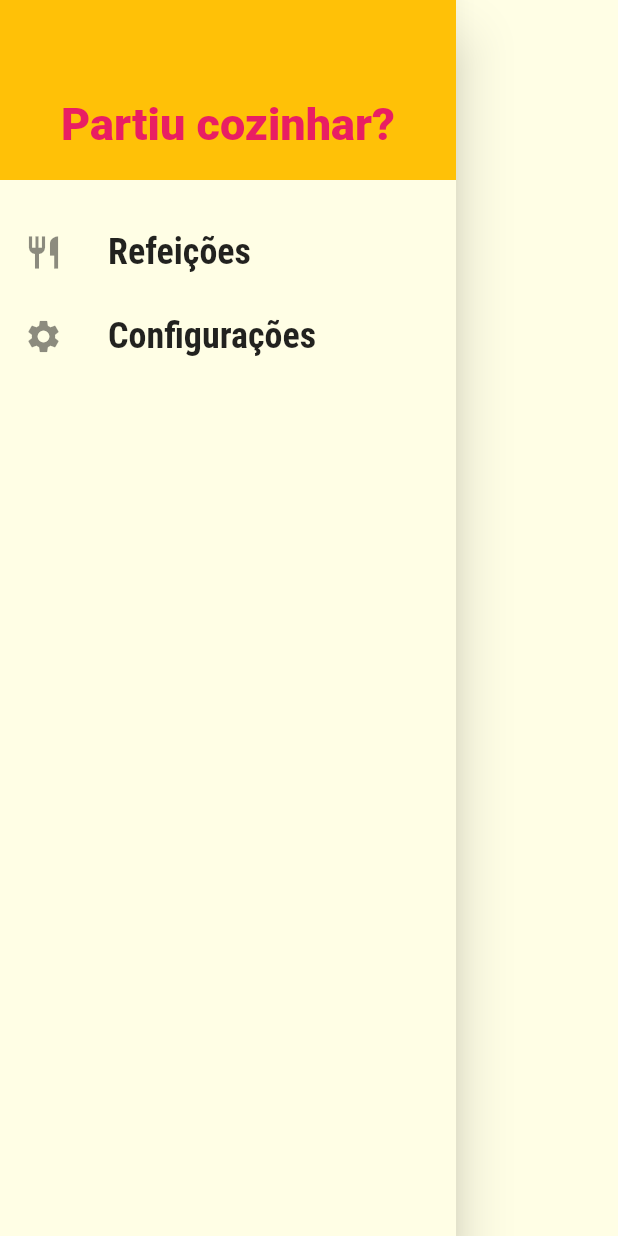
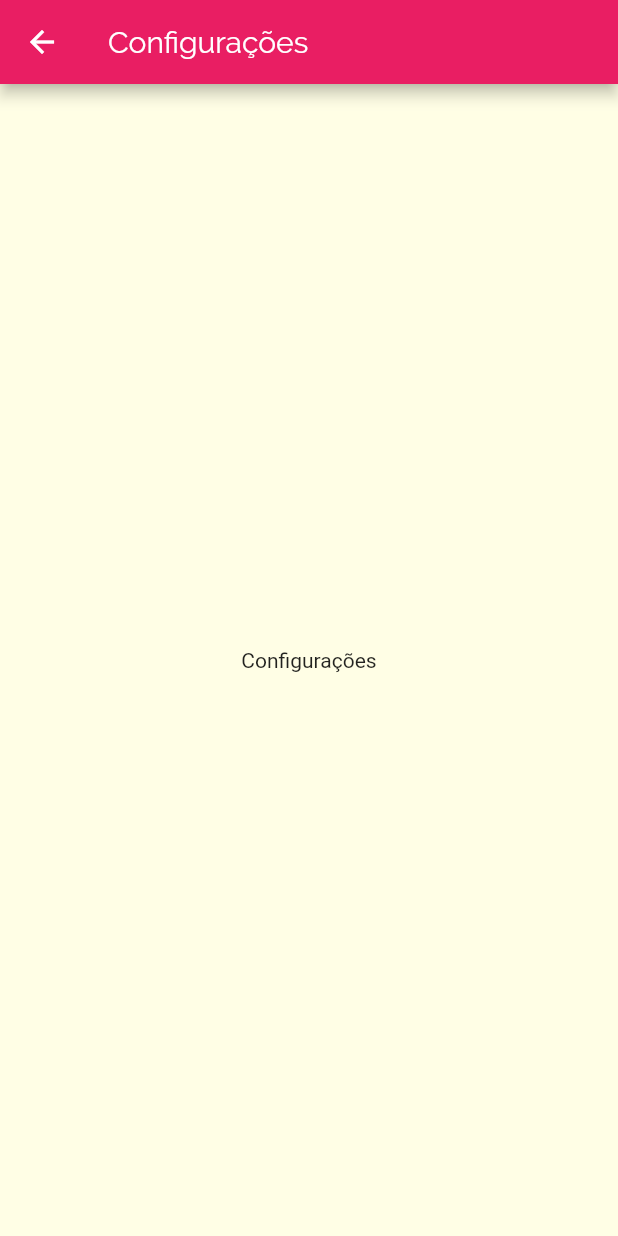
Before and after one commit to joaovictorneto/meals, a Flutter app: the MainDrawer widget shown alone on an empty page, opened directly, after a tap on "Configurações", on a phone screen of 412 x 824 dp. Run offline on Flutter 3.47's test engine with Material 2 defaults, Android fonts, the phone set to English and light mode, and no system bars; network calls fail.

Commit message:
190. Adicionando Links no Drawer

```diff
--- a/lib/components/main_drawer.dart
+++ b/lib/components/main_drawer.dart
@@ -1,7 +1,8 @@
 import 'package:flutter/material.dart';
+import 'package:meals/utils/app_routes.dart';
 
 class MainDrawer extends StatelessWidget {
-  Widget _criarItem(IconData icon, String label) {
+  Widget _criarItem(IconData icon, String label, Function onTap) {
     return ListTile(
       leading: Icon(icon, size: 26),
       title: Text(
@@ -11,7 +12,7 @@ class MainDrawer extends StatelessWidget {
             fontSize: 24,
             fontWeight: FontWeight.bold),
       ),
-      onTap: () {},
+      onTap: onTap,
     );
   }
 
@@ -36,8 +37,16 @@ class MainDrawer extends StatelessWidget {
             ),
           ),
           SizedBox(height: 20),
-          _criarItem(Icons.restaurant, 'Refeições'),
-          _criarItem(Icons.settings, 'Configurações')
+          _criarItem(
+            Icons.restaurant,
+            'Refeições',
+            () => Navigator.of(context).pushNamed(AppRoutes.HOME),
+          ),
+          _criarItem(
+            Icons.settings,
+            'Configurações',
+            () => Navigator.of(context).pushNamed(AppRoutes.SETTINGS),
+          )
         ],
       ),
     );
--- a/lib/main.dart
+++ b/lib/main.dart
@@ -2,6 +2,7 @@ import 'package:flutter/material.dart';
 import 'package:meals/screens/categories_screen.dart';
 import 'package:meals/screens/categories_meals_screen.dart';
 import 'package:meals/screens/meal_detail_screen.dart';
+import 'package:meals/screens/settings_screen.dart';
 import 'package:meals/screens/tabs_screen.dart';
 import 'package:meals/utils/app_routes.dart';
 
@@ -28,6 +29,7 @@ class MyApp extends StatelessWidget {
         AppRoutes.HOME: (context) => TabsScreen(),
         AppRoutes.CATEGORIES_MEALS: (context) => CategoriesMealsScreen(),
         AppRoutes.MEAL_DETAIL: (context) => MealDetailScreen(),
+        AppRoutes.SETTINGS: (context) => SettingsScreen(),
       },
       onUnknownRoute: (settings) => MaterialPageRoute(
         builder: (_) => CategoriesScreen(),
--- /dev/null
+++ b/lib/screens/settings_screen.dart
@@ -0,0 +1,15 @@
+import 'package:flutter/material.dart';
+
+class SettingsScreen extends StatelessWidget {
+  @override
+  Widget build(BuildContext context) {
+    return Scaffold(
+      appBar: AppBar(
+        title: Text('Configurações'),
+      ),
+      body: Center(
+        child: Text('Configurações'),
+      ),
+    );
+  }
+}
--- a/lib/utils/app_routes.dart
+++ b/lib/utils/app_routes.dart
@@ -2,4 +2,5 @@ class AppRoutes {
   static const HOME = '/';
   static const CATEGORIES_MEALS = '/categories-meals';
   static const MEAL_DETAIL = '/meal-detail';
+  static const SETTINGS = '/settings';
 }
```
